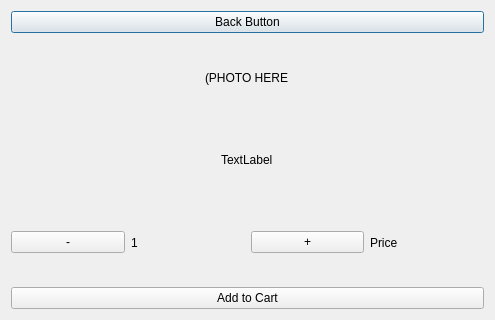
Old version of the form confirmaddtocart.ui in the repository PeteCastle/PEx5.
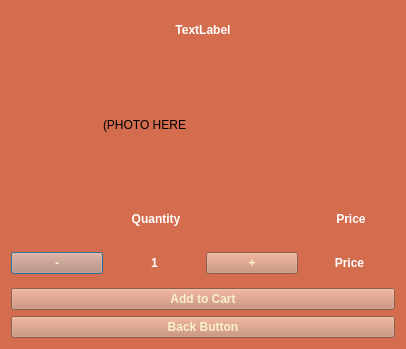
New version of the form.

Diff of the .ui file:
```diff
--- a/confirmaddtocart.ui
+++ b/confirmaddtocart.ui
@@ -6,41 +6,110 @@
    <rect>
     <x>0</x>
     <y>0</y>
-    <width>495</width>
-    <height>320</height>
+    <width>406</width>
+    <height>349</height>
    </rect>
   </property>
   <property name="windowTitle">
    <string>MainWindow</string>
   </property>
-  <layout class="QVBoxLayout" name="verticalLayout_2">
-   <item>
+  <property name="styleSheet">
+   <string notr="true">background-color: rgb(212, 108, 78);</string>
+  </property>
     <layout class="QVBoxLayout" name="verticalLayout">
-     <item>
-      <widget class="QPushButton" name="backButton">
+   <item alignment="Qt::AlignHCenter">
+    <widget class="QLabel" name="Name">
+     <property name="minimumSize">
+      <size>
+       <width>200</width>
+       <height>0</height>
+      </size>
+     </property>
+     <property name="font">
+      <font>
+       <bold>true</bold>
+      </font>
+     </property>
+     <property name="styleSheet">
+      <string notr="true">color: rgb(255, 255, 255);</string>
+     </property>
        <property name="text">
-        <string>Back Button</string>
+      <string>&lt;html&gt;&lt;head/&gt;&lt;body&gt;&lt;p align=&quot;center&quot;&gt;TextLabel&lt;/p&gt;&lt;/body&gt;&lt;/html&gt;</string>
        </property>
       </widget>
      </item>
      <item alignment="Qt::AlignHCenter">
       <widget class="QLabel" name="Photo">
+     <property name="sizePolicy">
+      <sizepolicy hsizetype="Preferred" vsizetype="Preferred">
+       <horstretch>0</horstretch>
+       <verstretch>0</verstretch>
+      </sizepolicy>
+     </property>
+     <property name="minimumSize">
+      <size>
+       <width>200</width>
+       <height>140</height>
+      </size>
+     </property>
        <property name="text">
         <string>(PHOTO HERE</string>
        </property>
       </widget>
      </item>
-     <item alignment="Qt::AlignHCenter">
-      <widget class="QLabel" name="Name">
+   <item>
+    <layout class="QHBoxLayout" name="horizontalLayout_2">
+     <item>
+      <widget class="QLabel" name="label">
+       <property name="minimumSize">
+        <size>
+         <width>290</width>
+         <height>1</height>
+        </size>
+       </property>
+       <property name="font">
+        <font>
+         <bold>true</bold>
+        </font>
+       </property>
+       <property name="styleSheet">
+        <string notr="true">color: rgb(255, 255, 255);</string>
+       </property>
        <property name="text">
-        <string>TextLabel</string>
+        <string>&lt;html&gt;&lt;head/&gt;&lt;body&gt;&lt;p align=&quot;center&quot;&gt;	Quantity&lt;/p&gt;&lt;/body&gt;&lt;/html&gt;</string>
        </property>
       </widget>
+     </item>
+     <item>
+      <widget class="QLabel" name="label_2">
+       <property name="font">
+        <font>
+         <bold>true</bold>
+        </font>
+       </property>
+       <property name="styleSheet">
+        <string notr="true">color: rgb(255, 255, 255);</string>
+       </property>
+       <property name="text">
+        <string>&lt;html&gt;&lt;head/&gt;&lt;body&gt;&lt;p align=&quot;center&quot;&gt;Price&lt;/p&gt;&lt;/body&gt;&lt;/html&gt;</string>
+       </property>
+      </widget>
+     </item>
+    </layout>
      </item>
      <item>
       <layout class="QHBoxLayout" name="horizontalLayout">
        <item>
         <widget class="QPushButton" name="subtractButton">
+       <property name="font">
+        <font>
+         <bold>true</bold>
+        </font>
+       </property>
+       <property name="styleSheet">
+        <string notr="true">color: rgb(250, 240, 202);
+background-color: rgb(195, 132, 107);</string>
+       </property>
          <property name="text">
           <string>-</string>
          </property>
@@ -48,13 +117,30 @@
        </item>
        <item>
         <widget class="QLabel" name="Amount">
+       <property name="font">
+        <font>
+         <bold>true</bold>
+        </font>
+       </property>
+       <property name="styleSheet">
+        <string notr="true">color: rgb(255, 255, 255);</string>
+       </property>
          <property name="text">
-          <string>1</string>
+        <string>&lt;html&gt;&lt;head/&gt;&lt;body&gt;&lt;p align=&quot;center&quot;&gt;1&lt;/p&gt;&lt;/body&gt;&lt;/html&gt;</string>
          </property>
         </widget>
        </item>
        <item>
         <widget class="QPushButton" name="addButton">
+       <property name="font">
+        <font>
+         <bold>true</bold>
+        </font>
+       </property>
+       <property name="styleSheet">
+        <string notr="true">color: rgb(250, 240, 202);
+background-color: rgb(195, 132, 107);</string>
+       </property>
          <property name="text">
           <string>+</string>
          </property>
@@ -62,8 +148,16 @@
        </item>
        <item>
         <widget class="QLabel" name="Price">
+       <property name="font">
+        <font>
+         <bold>true</bold>
+        </font>
+       </property>
+       <property name="styleSheet">
+        <string notr="true">color: rgb(255, 255, 255);</string>
+       </property>
          <property name="text">
-          <string>Price</string>
+        <string>&lt;html&gt;&lt;head/&gt;&lt;body&gt;&lt;p align=&quot;center&quot;&gt;Price&lt;/p&gt;&lt;/body&gt;&lt;/html&gt;</string>
          </property>
         </widget>
        </item>
@@ -71,12 +165,35 @@
      </item>
      <item>
       <widget class="QPushButton" name="AddToCart">
+     <property name="font">
+      <font>
+       <bold>true</bold>
+      </font>
+     </property>
+     <property name="styleSheet">
+      <string notr="true">color: rgb(250, 240, 202);
+background-color: rgb(195, 132, 107);</string>
+     </property>
        <property name="text">
         <string>Add to Cart</string>
        </property>
       </widget>
      </item>
-    </layout>
+   <item>
+    <widget class="QPushButton" name="backButton">
+     <property name="font">
+      <font>
+       <bold>true</bold>
+      </font>
+     </property>
+     <property name="styleSheet">
+      <string notr="true">color: rgb(250, 240, 202);
+background-color: rgb(195, 132, 107);</string>
+     </property>
+     <property name="text">
+      <string>Back Button</string>
+     </property>
+    </widget>
    </item>
   </layout>
  </widget>
```
Lines whose indentation alone changed are shown as unchanged.
